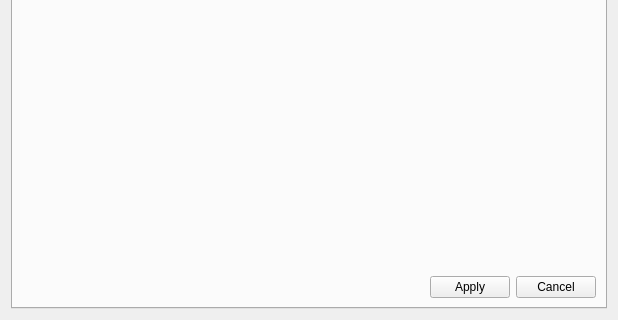
Above: tile_form.ui from konstvest/ei_maper before the change; both pictures show x 0 to 618 and y 372 to 692 of the 618 by 692 pixel window. Below: the same form after it.
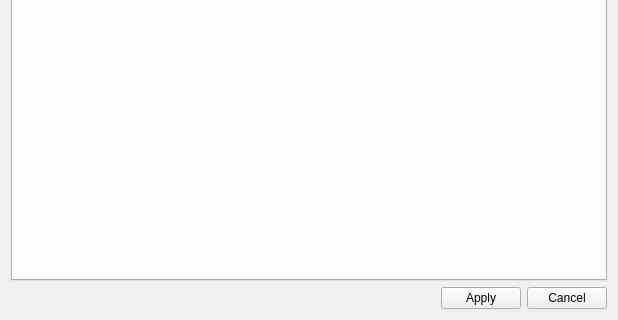
That is the form after the change. The open tabs and pages were chosen to show the change.

Commit message: Apply tile types params

Patch:
```diff
--- a/tile_form.ui
+++ b/tile_form.ui
@@ -13,7 +13,7 @@
   <property name="windowTitle">
    <string>Tiles parameters</string>
   </property>
-  <layout class="QHBoxLayout" name="horizontalLayout_7">
+  <layout class="QVBoxLayout" name="verticalLayout_5">
    <item>
     <widget class="QTabWidget" name="tabWidget">
      <property name="currentIndex">
@@ -381,6 +381,10 @@
          </property>
         </spacer>
        </item>
+      </layout>
+     </widget>
+    </widget>
+   </item>
        <item>
         <layout class="QHBoxLayout" name="horizontalLayout_6">
          <property name="topMargin">
@@ -414,10 +418,6 @@
           </widget>
          </item>
         </layout>
-       </item>
-      </layout>
-     </widget>
-    </widget>
    </item>
   </layout>
  </widget>
```
Lines whose indentation alone changed are shown as unchanged. The commit also changes 3 other files.
